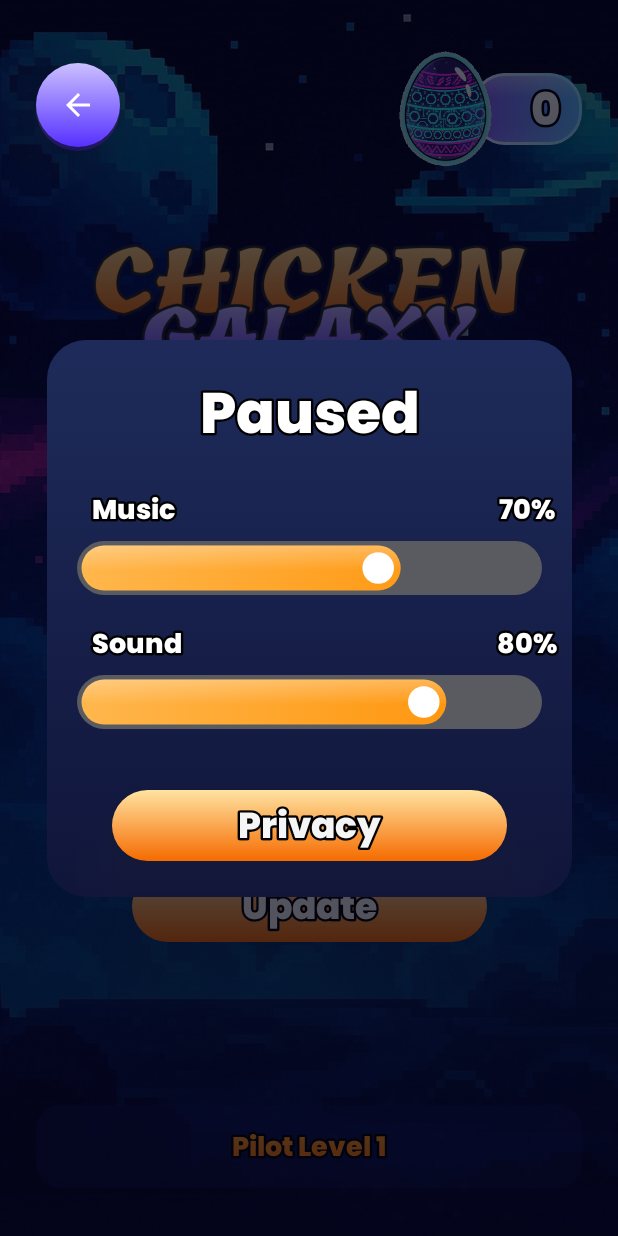
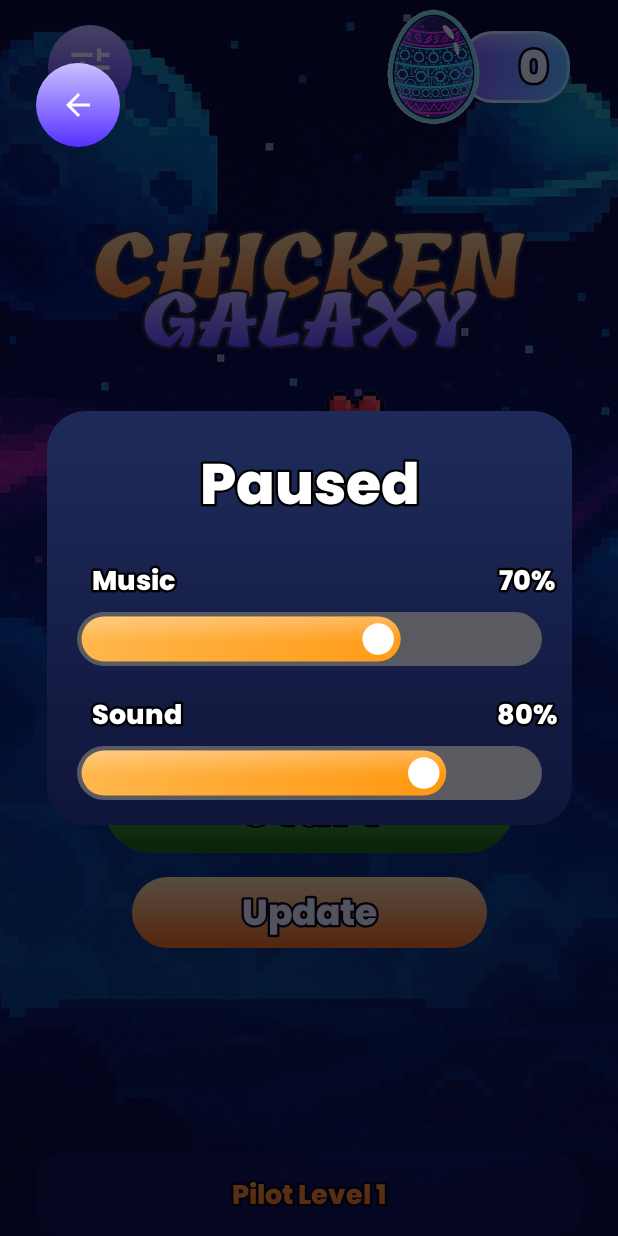
Before and after one commit to Maksym-Latt/KV-Chicken-Galaxy, an Android app built with Jetpack Compose: the screen it shows after launch (MainActivity), after a tap on "Settings", on a phone screen of 412 x 824 dp. Run offline under Robolectric (Android 15) with nearby library versions, the phone set to English and light mode, and no system bars; our stand-ins replace Dagger/Hilt's generated code.

Commit message:
баг фикс

```diff
--- a/app/src/main/java/com/chicken/galaxy/ui/main/component/ScoreBadge.kt
+++ b/app/src/main/java/com/chicken/galaxy/ui/main/component/ScoreBadge.kt
@@ -30,6 +30,7 @@ import androidx.compose.ui.unit.dp
 import androidx.compose.ui.unit.sp
 import androidx.compose.ui.zIndex
 import com.chicken.galaxy.R
+import java.text.DecimalFormat
 import java.text.DecimalFormatSymbols
 import java.util.Locale
 
@@ -134,13 +135,22 @@ fun ScoreBadge(
 }
 
 fun formatScoreFixed(value: Int): String {
-    val symbols = DecimalFormatSymbols(Locale.getDefault()).apply {
-        groupingSeparator = '.'
-        decimalSeparator = ','
+    if (value < 10_000_000) {
+        val symbols = DecimalFormatSymbols(Locale.getDefault()).apply {
+            groupingSeparator = '.'
+            decimalSeparator = ','
+        }
+        val formatter = DecimalFormat("#,###", symbols)
+        return formatter.format(value.coerceAtLeast(0))
     }
-    val formatter = java.text.DecimalFormat("#,###", symbols)
-    return formatter.format(value.coerceAtLeast(0))
+
+    // 2️⃣ Если >= 10M → сокращаем до M
+    return when {
+        value < 1_000_000_000 -> "${value / 1_000_000}M"
+        else -> String.format(Locale.getDefault(), "%.1fB", value / 1_000_000_000f)
+    }
 }
+
 
 // ----------------------- Глянец -----------------------
 private fun Modifier.drawGloss(shape: RoundedCornerShape) = this
--- a/app/src/main/java/com/chicken/galaxy/ui/main/gamescreen/overlay/WinOverlay.kt
+++ b/app/src/main/java/com/chicken/galaxy/ui/main/gamescreen/overlay/WinOverlay.kt
@@ -7,12 +7,15 @@ import androidx.compose.foundation.layout.Box
 import androidx.compose.foundation.layout.Column
 import androidx.compose.foundation.layout.Row
 import androidx.compose.foundation.layout.Spacer
+import androidx.compose.foundation.layout.WindowInsets
 import androidx.compose.foundation.layout.aspectRatio
+import androidx.compose.foundation.layout.displayCutout
 import androidx.compose.foundation.layout.fillMaxSize
 import androidx.compose.foundation.layout.fillMaxWidth
 import androidx.compose.foundation.layout.padding
 import androidx.compose.foundation.layout.size
 import androidx.compose.foundation.layout.width
+import androidx.compose.foundation.layout.windowInsetsPadding
 import androidx.compose.foundation.layout.wrapContentWidth
 import androidx.compose.runtime.Composable
 import androidx.compose.runtime.getValue
@@ -58,7 +61,8 @@ fun WinOverlay(
             modifier = Modifier
                 .align(Alignment.TopStart)
                 .fillMaxWidth()
-                .padding(horizontal = 25.dp, vertical = 24.dp),
+                .windowInsetsPadding(WindowInsets.displayCutout)
+                .padding(horizontal = 25.dp),
             verticalAlignment = Alignment.Top
         ) {
             Spacer(Modifier.weight(1f)) // ← штовхає контент у правий край
--- a/app/src/main/java/com/chicken/galaxy/ui/main/menuscreen/AppRoot.kt
+++ b/app/src/main/java/com/chicken/galaxy/ui/main/menuscreen/AppRoot.kt
@@ -17,7 +17,6 @@ import androidx.lifecycle.compose.collectAsStateWithLifecycle
 import com.chicken.galaxy.ui.main.gamescreen.GameScreen
 import com.chicken.galaxy.ui.main.menuscreen.overlay.LeaderboardOverlay
 import com.chicken.galaxy.ui.main.menuscreen.overlay.LeaderboardRow
-import com.chicken.galaxy.ui.main.menuscreen.overlay.PrivacyOverlay
 import com.chicken.galaxy.ui.main.menuscreen.overlay.SettingsOverlay
 import com.chicken.galaxy.ui.main.upgrades.UpgradeScreen
 
@@ -72,14 +71,10 @@ fun AppRoot(
                 MainViewModel.MenuOverlay.Settings ->
                     SettingsOverlay(
                         onClose = vm::closeOverlay,
-                        onPrivacy = vm::openPrivacy
                     )
 
                 MainViewModel.MenuOverlay.Skins ->
                     UpgradeScreen(onBack = vm::closeOverlay)
-
-                MainViewModel.MenuOverlay.Privacy ->
-                    PrivacyOverlay(onClose = vm::closeOverlay)
 
                 MainViewModel.MenuOverlay.None -> Unit
             }
--- a/app/src/main/java/com/chicken/galaxy/ui/main/menuscreen/MainViewModel.kt
+++ b/app/src/main/java/com/chicken/galaxy/ui/main/menuscreen/MainViewModel.kt
@@ -15,7 +15,7 @@ class MainViewModel @Inject constructor(
 ) : ViewModel() {
 
     enum class Screen { Menu, Game }
-    enum class MenuOverlay { None, Leaderboard, Settings, Skins, Privacy }
+    enum class MenuOverlay { None, Leaderboard, Settings, Skins}
 
     data class UiState(
         val screen: Screen = Screen.Menu,
@@ -45,7 +45,6 @@ class MainViewModel @Inject constructor(
         copy(screen = Screen.Menu, menuOverlay = MenuOverlay.Skins)
     }
 
-    fun openPrivacy() { updateIfMenu { copy(menuOverlay = MenuOverlay.Privacy) } }
     fun openLeaderboard() = updateIfMenu { copy(menuOverlay = MenuOverlay.Leaderboard) }
     fun openSettings() = updateIfMenu { copy(menuOverlay = MenuOverlay.Settings) }
     fun openSkins() = updateIfMenu { copy(menuOverlay = MenuOverlay.Skins) }
--- a/app/src/main/java/com/chicken/galaxy/ui/main/menuscreen/MenuScreen.kt
+++ b/app/src/main/java/com/chicken/galaxy/ui/main/menuscreen/MenuScreen.kt
@@ -7,10 +7,14 @@ import androidx.compose.foundation.layout.Box
 import androidx.compose.foundation.layout.Column
 import androidx.compose.foundation.layout.Row
 import androidx.compose.foundation.layout.Spacer
+import androidx.compose.foundation.layout.WindowInsets
+import androidx.compose.foundation.layout.displayCutout
 import androidx.compose.foundation.layout.fillMaxSize
 import androidx.compose.foundation.layout.fillMaxWidth
 import androidx.compose.foundation.layout.height
 import androidx.compose.foundation.layout.padding
+import androidx.compose.foundation.layout.windowInsetsPadding
+import androidx.compose.foundation.layout.wrapContentSize
 import androidx.compose.material.icons.Icons
 import androidx.compose.material.icons.filled.Tune
 import androidx.compose.material3.Icon
@@ -91,7 +95,8 @@ private fun MenuContent(
             Column(
                 modifier = Modifier
                     .fillMaxSize()
-                    .padding(horizontal = 24.dp, vertical = 32.dp),
+                    .windowInsetsPadding(WindowInsets.displayCutout)
+                    .padding(horizontal = 24.dp),
                 horizontalAlignment = Alignment.CenterHorizontally,
                 verticalArrangement = Arrangement.SpaceBetween
             ) {
@@ -128,12 +133,20 @@ private fun MenuContent(
     }
 }
 
+
 @Composable
-private fun TopBar(points: Int, onOpenSettings: () -> Unit) {
+private fun TopBar(
+    points: Int,
+    onOpenSettings: () -> Unit
+) {
     Row(
-        modifier = Modifier.fillMaxWidth(),
-        horizontalArrangement = Arrangement.SpaceBetween,
+        modifier = Modifier
+            .fillMaxWidth()
+            .padding(horizontal = 8.dp, vertical = 4.dp),
         verticalAlignment = Alignment.CenterVertically
+    ) {
+        Box(
+            modifier = Modifier.wrapContentSize()
         ) {
             SecondaryIconButton(onClick = onOpenSettings) {
                 Icon(
@@ -143,9 +156,18 @@ private fun TopBar(points: Int, onOpenSettings: () -> Unit) {
                     modifier = Modifier.fillMaxSize(0.85f)
                 )
             }
+        }
+
+        Spacer(modifier = Modifier.weight(1f))
+
+        Box(
+            modifier = Modifier.padding(start = 20.dp).wrapContentSize()
+        ) {
             ScoreBadge(points)
         }
     }
+}
+
 
 @Composable
 private fun GameTitle() {
--- a/app/src/main/java/com/chicken/galaxy/ui/main/menuscreen/overlay/SettingsOverlay.kt
+++ b/app/src/main/java/com/chicken/galaxy/ui/main/menuscreen/overlay/SettingsOverlay.kt
@@ -26,7 +26,6 @@ import com.chicken.galaxy.ui.main.settings.SettingsViewModel
 @Composable
 fun SettingsOverlay(
     onClose: () -> Unit,
-    onPrivacy: () -> Unit = {},
     viewModel: SettingsViewModel = hiltViewModel()
 ) {
     val ui by viewModel.ui.collectAsStateWithLifecycle()
@@ -83,17 +82,6 @@ fun SettingsOverlay(
                     onChange = viewModel::setSoundVolume,
                     modifier = Modifier.fillMaxWidth()
                 )
-
-                Row(
-                    modifier = Modifier.fillMaxWidth().padding(top = 30.dp),
-                    horizontalArrangement = Arrangement.SpaceEvenly
-                ) {
-                    OrangePrimaryButton(
-                        text = "Privacy",
-                        onClick = onPrivacy,
-                        modifier = Modifier.fillMaxWidth(0.85f)
-                    )
-                }
             }
         }
     }
```
Also changed, not shown: app/src/main/java/com/chicken/galaxy/ui/main/gamescreen/GameScreen.kt (+82 -13 lines), app/src/main/java/com/chicken/galaxy/ui/main/menuscreen/overlay/PrivacyOverlay.kt (deleted, +0 -219 lines), app/src/main/java/com/chicken/galaxy/ui/main/upgrades/UpgradeScreen.kt (+26 -6 lines). Lines whose indentation alone changed are shown as unchanged.
